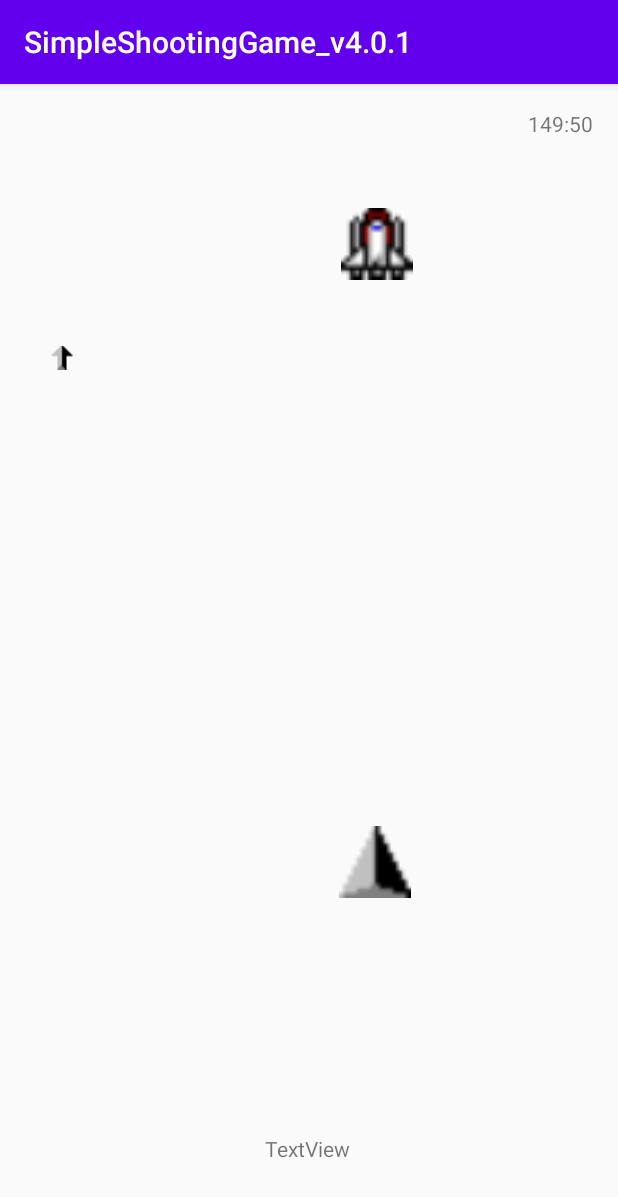
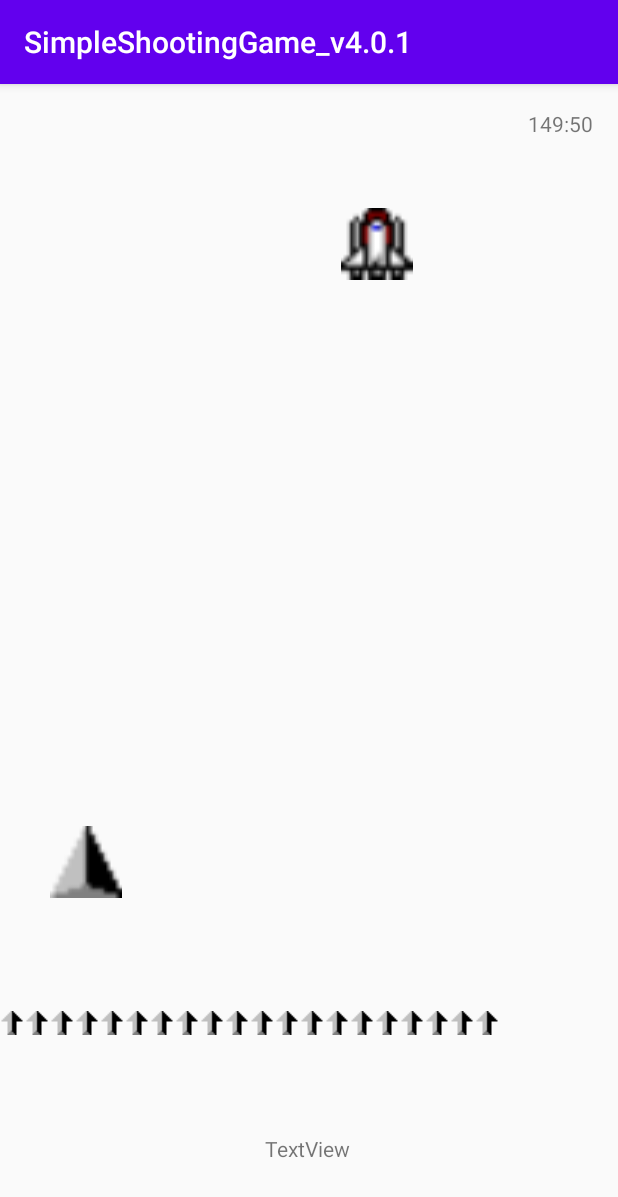
Before and after one commit to t7m3/SimpleShootingGame_v4.0.1, an Android app: the screen it shows after launch (MainActivity), on a phone screen of 412 x 824 dp. Shown: the top 1197 px of the screen. Run offline under Robolectric (Android 15) with nearby library versions, the phone set to English and light mode, and no system bars.

Commit message:
2020-10-28(水)　3回目のコミット 配列を使って、連射可能にしたもの。

```diff
--- a/app/src/main/java/com/example/simpleshootinggame_v401/Bullet.kt
+++ b/app/src/main/java/com/example/simpleshootinggame_v401/Bullet.kt
@@ -3,8 +3,9 @@ package com.example.simpleshootinggame_v401
 import android.view.View
 import android.widget.ImageView
 
-class Bullet(val imageView: ImageView, val xs:Float, val ys:Float, val screenwidth: Int, val screenheight:Int) {
+class Bullet(val image: ImageView, val xs:Float, val ys:Float, val screenwidth: Int, val screenheight:Int) {
 
+    public var imageView = image
     public var state = "stop"  // 弾の状態を保存する。
                                //"move"：弾は動いている。  "stop"：弾は動いていない。
     init {
--- a/app/src/main/java/com/example/simpleshootinggame_v401/MainActivity.kt
+++ b/app/src/main/java/com/example/simpleshootinggame_v401/MainActivity.kt
@@ -14,7 +14,10 @@ class MainActivity : AppCompatActivity() {
     private var screenWidth = 0  //スクリーンの幅を格納する変数の宣言
     private var screenHeight = 0   //スクリーンの高さ格納する変数の宣言
     private lateinit var enemy :Enemy  //Enemyクラスの変数を宣言しておく
-    private lateinit var bullet :Bullet  //Bulletクラスの変数を宣言しておく
+    val bmax = 20 // 同時発射できる弾の数
+    var bulletArray = arrayOfNulls<Bullet?>(bmax)  // Bulletクラスの配列を宣言しておく
+    var bi = 0  // これから発射する 弾 bulletArray[]　の添え字
+
 
     override fun onCreate(savedInstanceState: Bundle?) {
         super.onCreate(savedInstanceState)
@@ -35,13 +38,17 @@ class MainActivity : AppCompatActivity() {
         imageViewPlayer.x = 50F
         imageViewPlayer.y = screenHeight.toFloat() * 0.6F
 
-        // Bulletクラスのインスタンスを生成する（まずImageViewのインスタンスを生成し、それを元にして）
-        var imageView = ImageView(this)  //　ImageViewのインスタンスを生成する
-        imageView.setImageResource(R.drawable.arw02up)  //弾の画像を設定する
-        x = 50F
-        y = screenHeight.toFloat() * 0.7F
-        bullet = Bullet(imageView, x, y, screenWidth, screenHeight)  // ここで実際にBulletクラスのインスタンスを生成している
-        layout.addView(bullet.imageView)  // 弾を画面（layout）に追加する
+        // Bulletクラス　インスタンスの配列を作る
+        var imageView : ImageView
+        for (i in bulletArray.indices){
+            imageView = ImageView(this)  // ImageViewのインスタンスを生成
+            imageView.setImageResource(R.drawable.arw02up)  //画像を設定する
+            x = i * 25F
+            y = screenHeight.toFloat() * 0.75F
+            bulletArray[i] = Bullet(imageView, x, y, screenWidth, screenHeight)  // Bulletクラスのインスタンス生成
+            layout.addView(bulletArray[i]?.imageView)  // 画面（layout）に追加する
+            bulletArray[i]?.imageView?.visibility = View.VISIBLE  // 弾を可視にする
+        }
 
         // タイマのインスタンスの生成
         val timer = MyCountDownTimer(150 * 60 * 1000, 10)
@@ -68,11 +75,13 @@ class MainActivity : AppCompatActivity() {
                     enemy.move(3);  // 敵が左右に移動する
                 }
 
-            if (bullet.state == "move") {  // 弾が動いているときは
+            for (i in bulletArray.indices) {
 
-                bullet.move(5)  // 弾が上に移動する
+                if (bulletArray[i]?.state == "move") {  // 弾が動いているときは
 
-                if (hit(enemy.imageView, bullet.imageView) == true) { // 弾が敵に当たったか？
+                    bulletArray[i]?.move(5)  // 弾が上に移動する
+
+                    if (hit(enemy.imageView, bulletArray[i]!!.imageView) == true) { // 弾が敵に当たったか？
 
                         enemy.state = "stop"  // 敵の移動を止める
 
@@ -84,10 +93,13 @@ class MainActivity : AppCompatActivity() {
                         //imageViewGif.y = enemy.imageView.y
                         //imageViewGif.visibility = View.VISIBLE
 
-                    explosion_millisUntilFinished = millisUntilFinished// 爆発したときの時刻（のようなもの）を保存しておく
+                        explosion_millisUntilFinished =
+                            millisUntilFinished// 爆発したときの時刻（のようなもの）を保存しておく
 
                         //弾を初期位置に戻す
-                    bullet.imageView.y = -100F  // y座標を表示範囲外にすると、Bulletクラスのmoveメソッドで、初期位置に戻される
+                        bulletArray[i]?.imageView!!.y =
+                            -100F  // y座標を表示範囲外にすると、Bulletクラスのmoveメソッドで、初期位置に戻される
+                    }
                 }
             }
 
@@ -105,13 +117,12 @@ class MainActivity : AppCompatActivity() {
                 }
             }
 
-
 //オートプレイ
-            if ( millisUntilFinished / 1000 % 5 == 0L && bullet.state == "stop"){  //一定時間ごとに
-                bullet.imageView.visibility = View.VISIBLE
-                bullet.state = "move" //クラスBulletの実験  //弾を発射する
-                bullet.imageView.x =imageViewPlayer.x + imageViewPlayer.width/2 -bullet.imageView.width/2
-                bullet.imageView.y = imageViewPlayer.y
+/*            if ( millisUntilFinished / 1000 % 5 == 0L && bulletArray[0]?.state == "stop"){  //一定時間ごとに
+                bulletArray[0]?.imageView!!.visibility = View.VISIBLE
+                bulletArray[0]?.state = "move" //クラスBulletの実験  //弾を発射する
+                bulletArray[0]?.imageView!!.x =imageViewPlayer.x + imageViewPlayer.width/2 -bulletArray[0]?.imageView!!.width/2
+                bulletArray[0]?.imageView!!.y = imageViewPlayer.y
             }
             imageViewPlayer.x = imageViewPlayer.x + auto
             if (500 < imageViewPlayer.x){
@@ -120,7 +131,7 @@ class MainActivity : AppCompatActivity() {
             else if (imageViewPlayer.x < 100){
                 auto = 3F
             }
-
+*/
         }
 
         override fun onFinish() {
@@ -154,10 +165,13 @@ class MainActivity : AppCompatActivity() {
 
             MotionEvent.ACTION_UP -> {
                 textViewTouch.append("　ACTION_UP")
-                bullet.state = "move"
-                bullet.imageView.x = imageViewPlayer.x + imageViewPlayer.width/2 - bullet.imageView.width/2
-                bullet.imageView.y = imageViewPlayer.y
-                bullet.imageView.visibility = View.VISIBLE  // 弾を可視にする
+
+                bulletArray[bi]?.state = "move"
+                bulletArray[bi]?.imageView?.x = imageViewPlayer.x + imageViewPlayer.width/2 - bulletArray[bi]?.imageView!!.width/2
+                bulletArray[bi]?.imageView?.y = imageViewPlayer.y
+                bulletArray[bi]?.imageView?.visibility = View.VISIBLE  // 弾を可視にする
+
+                bi = ++bi % bmax
             }
 
             MotionEvent.ACTION_MOVE -> {
```
Lines whose indentation alone changed are shown as unchanged.
